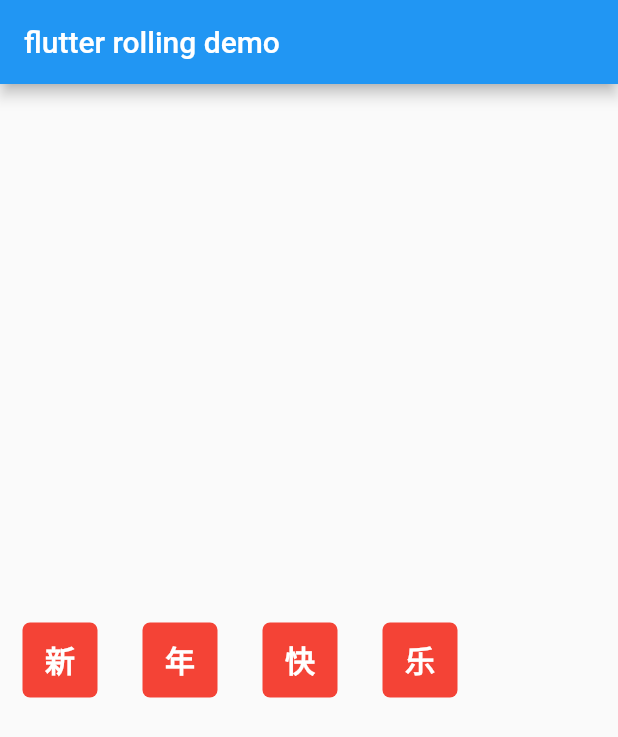
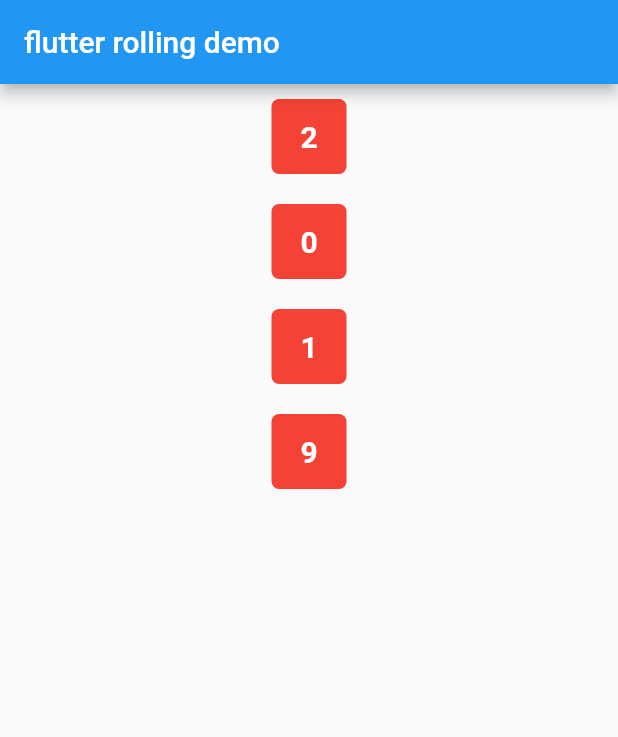
Before and after one commit to wholeGale/helloflutter, a Flutter app: the screen it shows after launch, on a phone screen of 412 x 824 dp. Shown: the top 737 px of the screen. Run offline on Flutter 3.47's test engine with Material 2 defaults, Android fonts, the phone set to English and light mode, and no system bars.

Commit message:
垂直布局Column

```diff
--- a/lib/main.dart
+++ b/lib/main.dart
@@ -4,6 +4,7 @@ import 'package:flutter/material.dart';
 import 'package:second_flutter_app/widgets/MessageFormWidget.dart';
 import 'package:second_flutter_app/widgets/RollingButtonWidget.dart';
 import 'package:second_flutter_app/widgets/TestButtonWidget.dart';
+import 'package:second_flutter_app/widgets/TestColumnWidget.dart';
 import 'package:second_flutter_app/widgets/TestContainerWidget.dart';
 import 'package:second_flutter_app/widgets/TestImageWidget.dart';
 import 'package:second_flutter_app/widgets/TestRowWidget.dart';
@@ -29,7 +30,8 @@ class MyApp extends StatelessWidget{
 //          child: TestButtonWidget(),
 //          child: MessageFormWidget(),
 //          child: TestContainerWidget(),
-          child: TestRowWidget(),
+//          child: TestRowWidget(),
+          child: TestColumnWidget(),
         ),
       ),
     );
--- /dev/null
+++ b/lib/widgets/TestColumnWidget.dart
@@ -0,0 +1,99 @@
+import 'package:flutter/material.dart';
+
+/**
+ * @Author: xiangzhenbiao
+ * @Date: 2019-01-01 11:31
+ * @Description: 垂直布局widget: Column
+ */
+class TestColumnWidget extends StatelessWidget{
+  @override
+  Widget build(BuildContext context) {
+    // TODO: implement build
+    return Column(
+      // 只有一个子元素的 widget，一般使用 child 参数来设置；
+      // Row 可以包含多个子控件，对应的则是 children。
+      children: <Widget>[
+        Container(
+        child: Center(
+          child: Text(
+              '2',
+              style: TextStyle(
+                color: Colors.white,
+                fontSize: 20.0,
+                fontWeight: FontWeight.bold,
+              ),
+          ),
+        ),
+          padding: EdgeInsets.fromLTRB(5.0, 2.0, 5.0, 2.0),
+          margin: EdgeInsets.fromLTRB(15.0, 10.0, 15.0, 10.0),
+          width: 50.0,
+          height: 50.0,
+          decoration: BoxDecoration(
+            color: Colors.red,
+            borderRadius: BorderRadius.circular(5.0),
+          ),
+      ),
+        Container(
+        child: Center(
+          child: Text(
+              '0',
+              style: TextStyle(
+                color: Colors.white,
+                fontSize: 20.0,
+                fontWeight: FontWeight.bold,
+              ),
+          ),
+        ),
+          padding: EdgeInsets.fromLTRB(5.0, 2.0, 5.0, 2.0),
+          margin: EdgeInsets.fromLTRB(15.0, 10.0, 15.0, 10.0),
+          width: 50.0,
+          height: 50.0,
+          decoration: BoxDecoration(
+            color: Colors.red,
+            borderRadius: BorderRadius.circular(5.0),
+          ),
+      ),
+        Container(
+        child: Center(
+          child: Text(
+              '1',
+              style: TextStyle(
+                color: Colors.white,
+                fontSize: 20.0,
+                fontWeight: FontWeight.bold,
+              ),
+          ),
+        ),
+          padding: EdgeInsets.fromLTRB(5.0, 2.0, 5.0, 2.0),
+          margin: EdgeInsets.fromLTRB(15.0, 10.0, 15.0, 10.0),
+          width: 50.0,
+          height: 50.0,
+          decoration: BoxDecoration(
+            color: Colors.red,
+            borderRadius: BorderRadius.circular(5.0),
+          ),
+      ),Container(
+        child: Center(
+          child: Text(
+              '9',
+              style: TextStyle(
+                color: Colors.white,
+                fontSize: 20.0,
+                fontWeight: FontWeight.bold,
+              ),
+          ),
+        ),
+          padding: EdgeInsets.fromLTRB(5.0, 2.0, 5.0, 2.0),
+          margin: EdgeInsets.fromLTRB(15.0, 10.0, 15.0, 10.0),
+          width: 50.0,
+          height: 50.0,
+          decoration: BoxDecoration(
+            color: Colors.red,
+            borderRadius: BorderRadius.circular(5.0),
+          ),
+      ),
+
+      ],
+    );
+  }
+}
```
